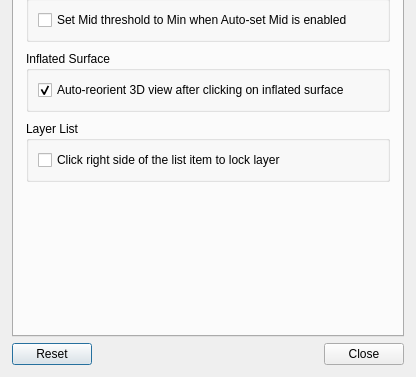
Before: the Qt Designer form freeview/DialogPreferences.ui in freesurfer/freesurfer, drawn with Qt 5; both pictures show x 0 to 416 and y 165 to 542 of the 416 by 542 pixel window.
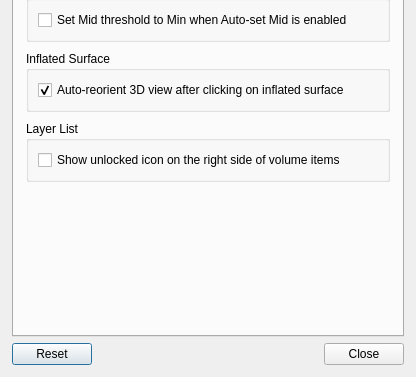
After: the same form once the commit is applied. The open tabs and pages were chosen to show the change. Custom widgets are drawn as their Qt base class.

Commit message: Option to how unlocked icon next to volume name labels

Diff of the .ui file:
```diff
--- a/freeview/DialogPreferences.ui
+++ b/freeview/DialogPreferences.ui
@@ -10,7 +10,7 @@
     <x>0</x>
     <y>0</y>
     <width>503</width>
-    <height>572</height>
+    <height>589</height>
    </rect>
   </property>
   <property name="windowTitle">
@@ -674,7 +674,7 @@
           <item>
            <widget class="QCheckBox" name="checkBoxClickToLock">
             <property name="text">
-             <string>Click right side of the list item to lock layer</string>
+             <string>Show unlocked icon on the right side of volume items</string>
             </property>
             <property name="checked">
              <bool>false</bool>
```
Left out of the diff: 2 changed lines with no effect on the pictures. The commit also changes 3 other files.
